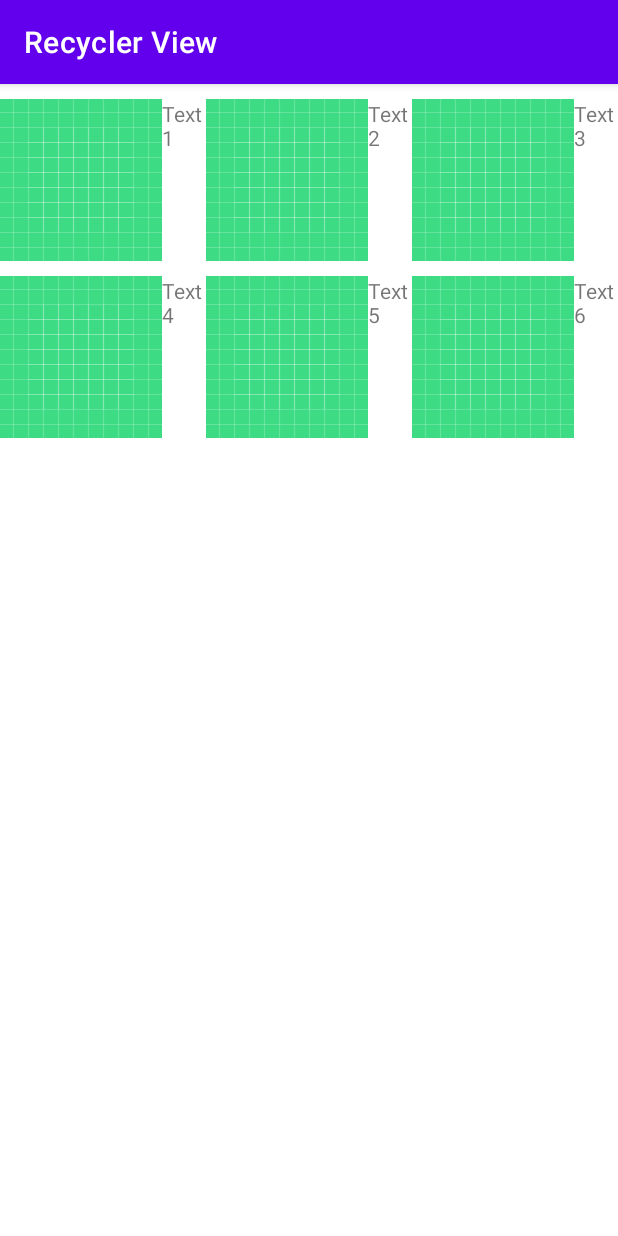
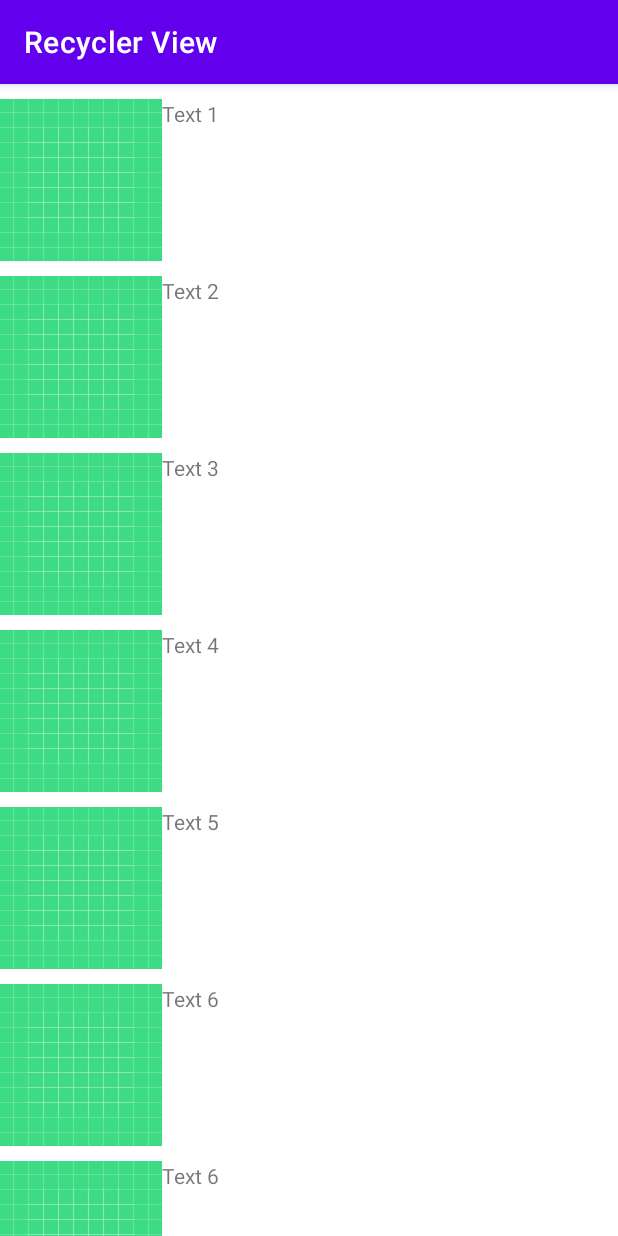
Before and after one commit to Sabindara17/ActivityToFragment, an Android app: the screen it shows after launch (RecyclerViewActivity), on a phone screen of 412 x 824 dp. Run offline under Robolectric (Android 15) with nearby library versions, the phone set to English and light mode, and no system bars.

Commit message:
rc example

```diff
--- a/app/build.gradle
+++ b/app/build.gradle
@@ -29,7 +29,6 @@ android {
 }
 
 dependencies {
-
     implementation 'androidx.appcompat:appcompat:1.6.1'
     implementation 'com.google.android.material:material:1.8.0'
     implementation 'androidx.constraintlayout:constraintlayout:2.1.4'
--- a/app/src/main/java/com/example/activitytofragment/RecyclerViewActivity.java
+++ b/app/src/main/java/com/example/activitytofragment/RecyclerViewActivity.java
@@ -22,11 +22,15 @@ public class RecyclerViewActivity extends AppCompatActivity {
         setContentView(R.layout.activity_recycler_view);
         recyclerView = findViewById(R.id.rc_view);
         ///
+        ///
         populateData();
-        ///
+
         recyclerViewAdapter= new RecyclerViewAdapter(dataModels);
+//        recyclerView.setLayoutManager(new GridLayoutManager(this,3));
+        recyclerView.setLayoutManager(new LinearLayoutManager(this));
 
-        recyclerView.setLayoutManager(new GridLayoutManager(this,3));
+
+
         recyclerView.setAdapter(recyclerViewAdapter);
 
     }
@@ -38,5 +42,13 @@ public class RecyclerViewActivity extends AppCompatActivity {
         dataModels.add(new DataModel("Text 4",R.drawable.ic_launcher_background));
         dataModels.add(new DataModel("Text 5",R.drawable.ic_launcher_background));
         dataModels.add(new DataModel("Text 6",R.drawable.ic_launcher_background));
+        dataModels.add(new DataModel("Text 6",R.drawable.ic_launcher_background));
+        dataModels.add(new DataModel("Text 6",R.drawable.ic_launcher_background));
+        dataModels.add(new DataModel("Text 6",R.drawable.ic_launcher_background));
+        dataModels.add(new DataModel("Text 6",R.drawable.ic_launcher_background));
+        dataModels.add(new DataModel("Text 6",R.drawable.ic_launcher_background));
+        dataModels.add(new DataModel("Text 6",R.drawable.ic_launcher_background));
+        dataModels.add(new DataModel("Text 6",R.drawable.ic_launcher_background));
+        dataModels.add(new DataModel("Text 6",R.drawable.ic_launcher_background));
     }
 }
--- a/app/src/main/java/com/example/activitytofragment/RecyclerViewAdapter.java
+++ b/app/src/main/java/com/example/activitytofragment/RecyclerViewAdapter.java
@@ -42,12 +42,16 @@ public class RecyclerViewAdapter extends RecyclerView.Adapter<RecyclerViewAdapte
     }
 
     public class ViewHolder extends RecyclerView.ViewHolder {
-        public TextView mTextView;
+        private TextView mTextView;
         public ImageView mImageView;
-        public ViewHolder(@NonNull View itemView) {
-            super(itemView);
-            mTextView= itemView.findViewById(R.id.rc_item_tv);
-            mImageView= itemView.findViewById(R.id.rc_item_iv);
+        public ViewHolder(@NonNull View view) {
+            super(view);
+            mTextView= view.findViewById(R.id.rc_item_tv);
+            mImageView= view.findViewById(R.id.rc_item_iv);
         }
+
+
+
+
     }
 }
--- a/app/src/main/res/layout/recycler_view_item.xml
+++ b/app/src/main/res/layout/recycler_view_item.xml
@@ -17,4 +17,7 @@
         android:layout_width="wrap_content"
         android:layout_height="wrap_content"/>
 
+
+
+
 </LinearLayout>
```
